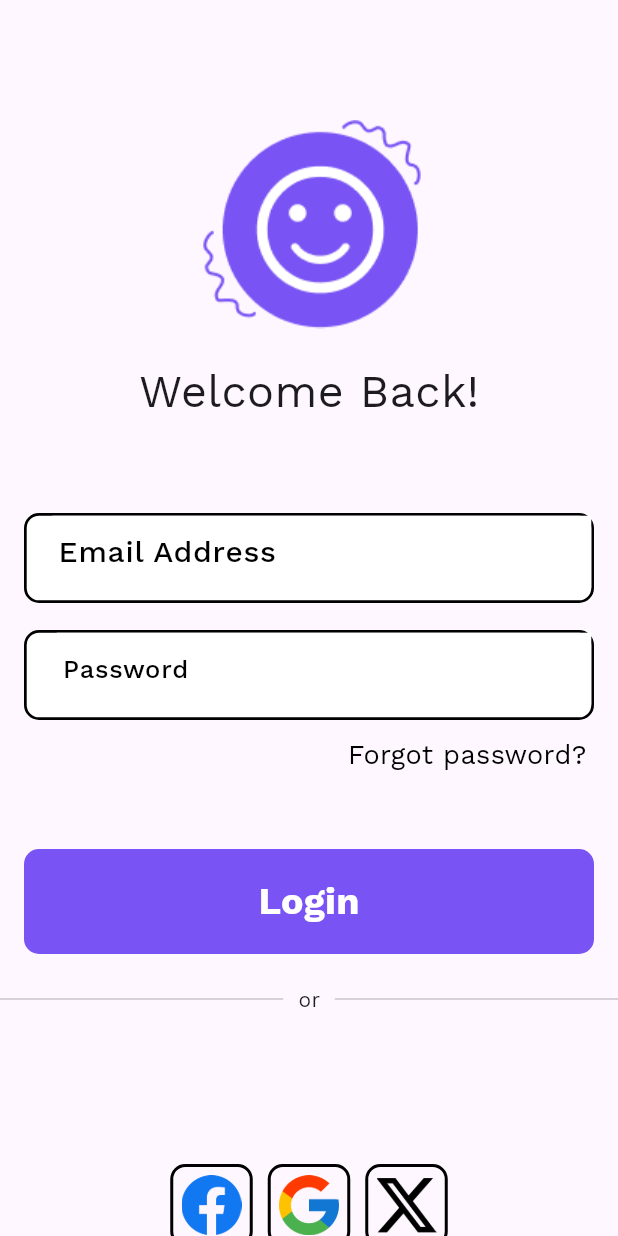
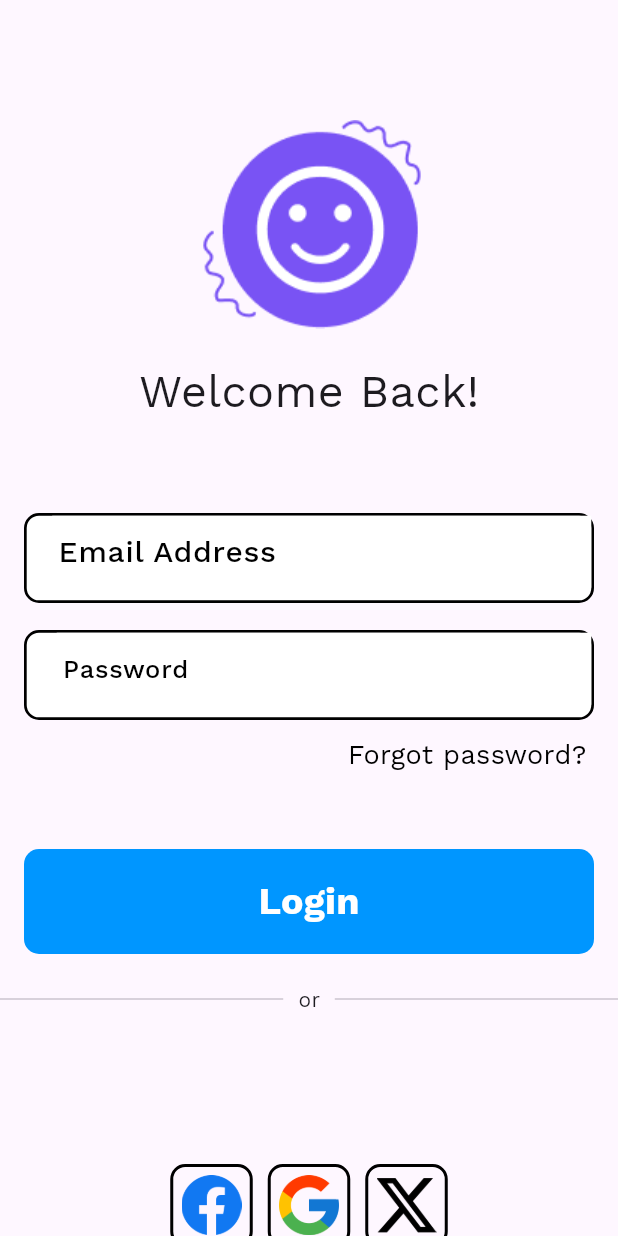
Before and after one commit to md-abdullah-al-hossain/100-Login-Screen-UI, a Flutter app: the screen it shows after launch, on a phone screen of 412 x 824 dp. Run offline on Flutter 3.47's test engine with Material 3 defaults, Android fonts, the phone set to English and light mode, and no system bars.

Commit message:
Update app_color.dart

```diff
--- a/lib/utils/app_color.dart
+++ b/lib/utils/app_color.dart
@@ -1,5 +1,7 @@
 import 'dart:ui';
 
+import 'package:flutter/material.dart';
+
 class AppColor {
-  static const Color primary = Color(0xFF7953f4);
+  static const Color primary = Color(0xff0096FF);
 }
```
